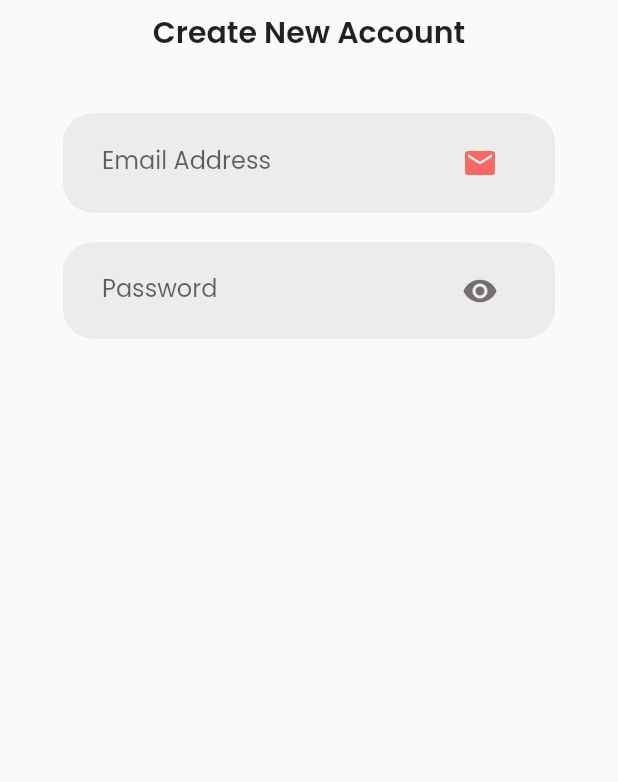
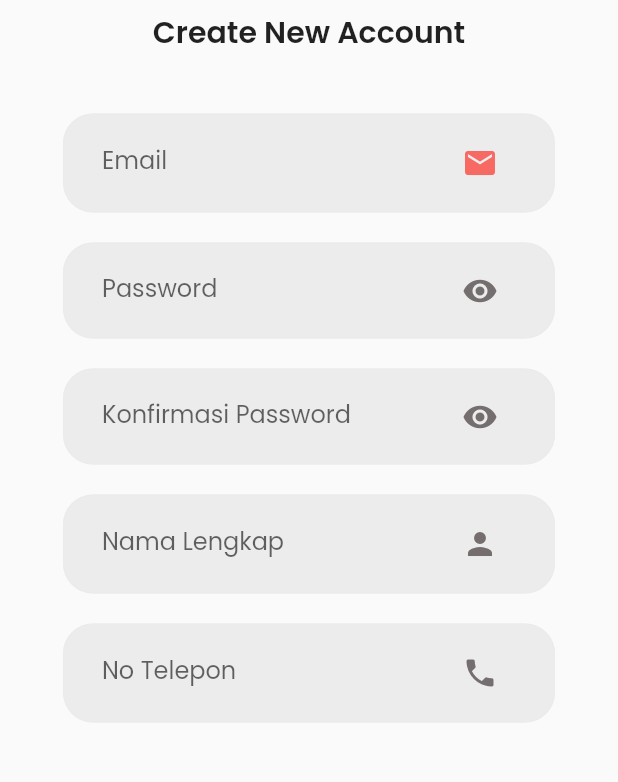
Before and after one commit to pujirahayu01/mobileproject, a Flutter app: the screen it shows after launch, on a phone screen of 412 x 824 dp, the part 167-949 px from its top. Run offline on Flutter 3.47's test engine with Material 2 defaults, Android fonts, the phone set to English and light mode, and no system bars; our stand-ins replace google_fonts.

Commit message:
Update register.dart

```diff
--- a/lib/register.dart
+++ b/lib/register.dart
@@ -42,7 +42,7 @@ class Register extends StatelessWidget {
                       decoration: InputDecoration(
                         border: InputBorder.none,
                         hintText: 'irenebae@gmail.com',
-                        labelText: 'Email Address',
+                        labelText: 'Email',
                         suffixIcon: Icon(
                           Icons.mail,
                           color: Color(0xFFF76963),
@@ -57,6 +57,7 @@ class Register extends StatelessWidget {
                 ),
               ),
             ),
+
             SizedBox(
               height: 20,
             ),
@@ -89,6 +90,107 @@ class Register extends StatelessWidget {
                 ),
               ),
             ),
+
+            SizedBox(
+              height: 20,
+            ),
+            Padding(
+              padding: EdgeInsets.symmetric(horizontal: 42),
+              child: Container(
+                decoration: BoxDecoration(
+                  color: Color.fromARGB(235, 235, 235, 235),
+                  border: Border.all(color: Color.fromARGB(235, 235, 235, 235)),
+                  borderRadius: BorderRadius.circular(20),
+                ),
+                child: Padding(
+                  padding: const EdgeInsets.symmetric(horizontal: 25),
+                  child: TextFormField(
+                      obscureText: true,
+                      decoration: InputDecoration(
+                        border: InputBorder.none,
+                        labelText: 'Konfirmasi Password',
+                        suffixIcon: Icon(
+                          Icons.visibility,
+                          color: Color.fromARGB(255, 116, 110, 110),
+                        ),
+                      ),
+                      validator: (value) {
+                        if (value!.isEmpty) {
+                          return 'Password Tidak Boleh Kosong';
+                        }
+                        return null;
+                      }),
+                ),
+              ),
+            ),
+
+            SizedBox(
+              height: 20,
+            ),
+            Padding(
+              padding: EdgeInsets.symmetric(horizontal: 42),
+              child: Container(
+                decoration: BoxDecoration(
+                  color: Color.fromARGB(235, 235, 235, 235),
+                  border: Border.all(color: Color.fromARGB(235, 235, 235, 235)),
+                  borderRadius: BorderRadius.circular(20),
+                ),
+                child: Padding(
+                  padding: const EdgeInsets.symmetric(horizontal: 25),
+                  child: TextFormField(
+                      obscureText: true,
+                      decoration: InputDecoration(
+                        border: InputBorder.none,
+                        hintText: 'Irene Bae',
+                        labelText: 'Nama Lengkap',
+                        suffixIcon: Icon(
+                          Icons.person,
+                          color: Color.fromARGB(255, 116, 110, 110),
+                        ),
+                      ),
+                      validator: (value) {
+                        if (value!.isEmpty) {
+                          return 'Nama Tidak Boleh Kosong';
+                        }
+                        return null;
+                      }),
+                ),
+              ),
+            ),
+
+            SizedBox(
+              height: 20,
+            ),
+            Padding(
+              padding: EdgeInsets.symmetric(horizontal: 42),
+              child: Container(
+                decoration: BoxDecoration(
+                  color: Color.fromARGB(235, 235, 235, 235),
+                  border: Border.all(color: Color.fromARGB(235, 235, 235, 235)),
+                  borderRadius: BorderRadius.circular(20),
+                ),
+                child: Padding(
+                  padding: const EdgeInsets.symmetric(horizontal: 25),
+                  child: TextFormField(
+                      obscureText: true,
+                      decoration: InputDecoration(
+                        border: InputBorder.none,
+                        hintText: '+1 2374 23899 21',
+                        labelText: 'No Telepon',
+                        suffixIcon: Icon(
+                          Icons.phone,
+                          color: Color.fromARGB(255, 116, 110, 110),
+                        ),
+                      ),
+                      validator: (value) {
+                        if (value!.isEmpty) {
+                          return 'No Telepon Tidak Boleh Kosong';
+                        }
+                        return null;
+                      }),
+                ),
+              ),
+            ),
           ],
         ),
       )),
--- a/pubspec.yaml
+++ b/pubspec.yaml
@@ -18,7 +18,7 @@ publish_to: 'none' # Remove this line if you wish to publish to pub.dev
 version: 1.0.0+1
 
 environment:
-  sdk: ">=2.16.2 <3.0.0"
+  sdk: ">=2.16.1 <3.0.0"
 
 # Dependencies specify other packages that your package needs in order to work.
 # To automatically upgrade your package dependencies to the latest versions
```
